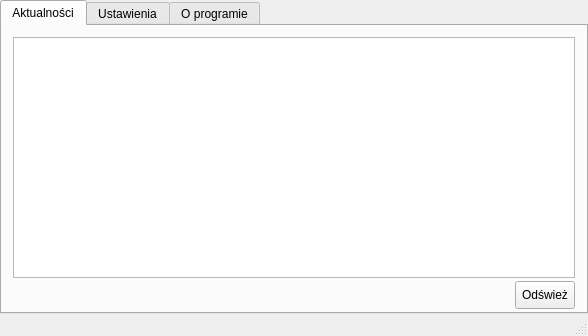
Before: the Qt Designer form ui/mainwindow.ui in poxip/qcodedesk, drawn with Qt 5.
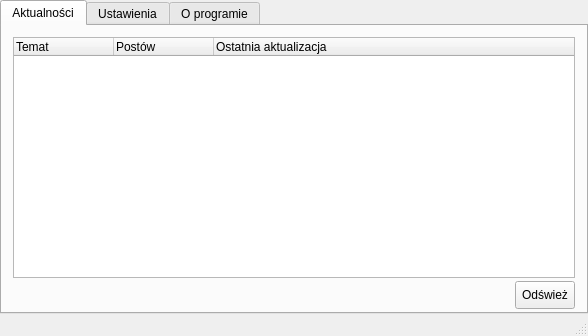
After: the same form once the commit is applied. The open tabs and pages were chosen to show the change. Icons and pictures are not drawn.

```diff
--- a/ui/mainwindow.ui
+++ b/ui/mainwindow.ui
@@ -118,7 +118,7 @@
              <bool>false</bool>
             </property>
             <attribute name="headerVisible">
-             <bool>false</bool>
+             <bool>true</bool>
             </attribute>
             <attribute name="headerCascadingSectionResizes">
              <bool>false</bool>
```
Left out of the diff: 2 changed lines with no effect on the pictures.
